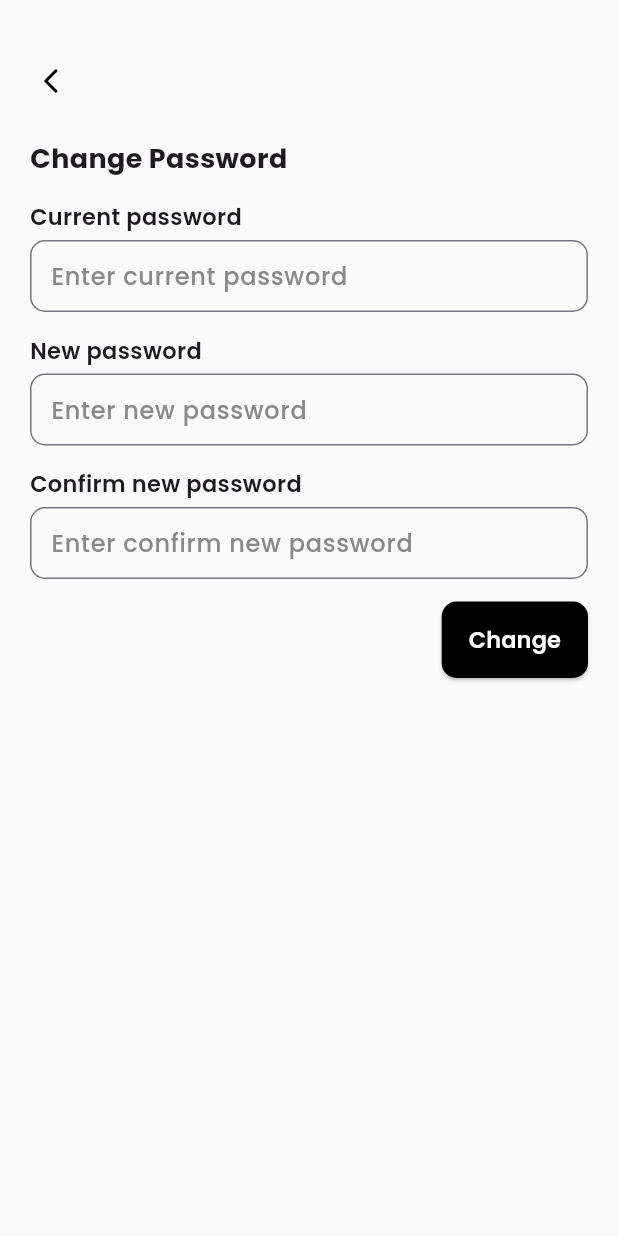
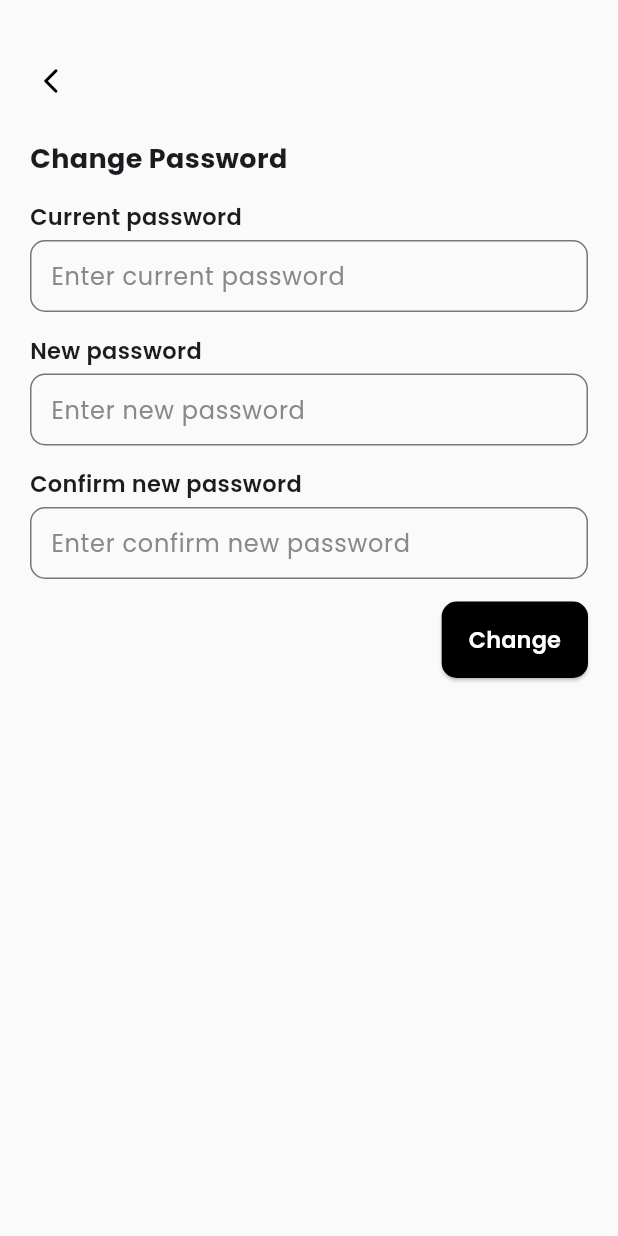
Before and after one commit to jesslyn-caroline/health-mobile-app, a Flutter app: the ChangePassword screen opened directly, on a phone screen of 412 x 824 dp. Run offline on Flutter 3.47's test engine with Material 3 defaults, Android fonts, the phone set to English and light mode, and no system bars; our stand-ins replace google_fonts.

Commit message:
fix input text style

```diff
--- a/lib/components/input_field.dart
+++ b/lib/components/input_field.dart
@@ -19,9 +19,10 @@ class InputField extends StatelessWidget {
           TextField(
             controller: controller,
             obscureText: (inputType == "password" ? true : false),
+            style: GoogleFonts.poppins(),
             decoration: InputDecoration(
               contentPadding: EdgeInsets.symmetric(vertical: 8, horizontal: 10),
-              hintStyle: GoogleFonts.poppins(color: Color(0xFF898989), fontWeight: FontWeight.w500),
+              hintStyle: GoogleFonts.poppins(color: Color(0xFF898989)),
               errorStyle: GoogleFonts.poppins(),
               focusedBorder: OutlineInputBorder(
                 borderRadius: BorderRadius.circular(10),
```
